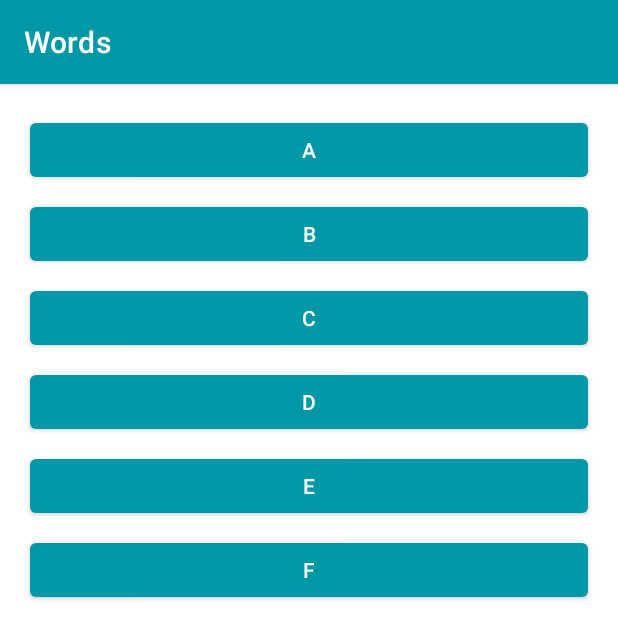
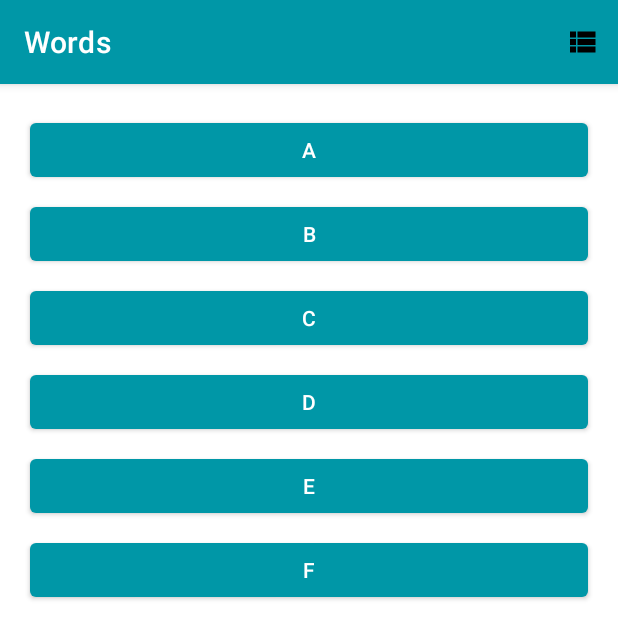
Before and after one commit to AdameLeNgolo/android-words, an Android app: the screen it shows after launch (MainActivity), on a phone screen of 412 x 824 dp, the top half of it. Run offline under Robolectric (Android 15) with nearby library versions, the phone set to English and light mode, and no system bars.

Commit message:
Implementation du bouton menu

```diff
--- a/app/src/main/java/com/example/wordsapp/LetterAdapter.kt
+++ b/app/src/main/java/com/example/wordsapp/LetterAdapter.kt
@@ -18,6 +18,7 @@ package com.example.wordsapp
 import android.content.Intent
 import android.os.Build
 import android.view.LayoutInflater
+import android.view.MenuItem
 import android.view.View
 import android.view.ViewGroup
 import android.view.accessibility.AccessibilityNodeInfo
@@ -33,6 +34,7 @@ class LetterAdapter :
 
     // Generates a [CharRange] from 'A' to 'Z' and converts it to a list
     private val list = ('A').rangeTo('Z').toList()
+
 
     /**
      * Provides a reference for the views needed to display items in your list.
--- a/app/src/main/java/com/example/wordsapp/MainActivity.kt
+++ b/app/src/main/java/com/example/wordsapp/MainActivity.kt
@@ -16,7 +16,11 @@
 package com.example.wordsapp
 
 import android.os.Bundle
+import android.view.Menu
+import android.view.MenuItem
 import androidx.appcompat.app.AppCompatActivity
+import androidx.core.content.ContextCompat
+import androidx.recyclerview.widget.GridLayoutManager
 import androidx.recyclerview.widget.LinearLayoutManager
 import androidx.recyclerview.widget.RecyclerView
 import com.example.wordsapp.databinding.ActivityMainBinding
@@ -26,6 +30,48 @@ import com.example.wordsapp.databinding.ActivityMainBinding
  */
 class MainActivity : AppCompatActivity() {
     private lateinit var recyclerView: RecyclerView
+    private var isLinearLayoutManager = true
+
+    private fun chooseLayout(){
+        if(isLinearLayoutManager){
+            recyclerView.layoutManager = LinearLayoutManager(this)
+        }else{
+            recyclerView.layoutManager = GridLayoutManager(this,4)
+        }
+
+        recyclerView.adapter = LetterAdapter()
+    }
+
+    private fun setIcon(menuItem: MenuItem?){
+        if(menuItem == null)
+            return
+
+        menuItem.icon =
+            if (isLinearLayoutManager)
+                ContextCompat.getDrawable(this,R.drawable.ic_linear_layout)
+            else ContextCompat.getDrawable(this,R.drawable.ic_grid_layout)
+    }
+
+    override fun onCreateOptionsMenu(menu: Menu?): Boolean {
+        menuInflater.inflate(R.menu.layout_menu,menu)
+
+        val layoutButton = menu?.findItem(R.id.action_switch_layout)
+        setIcon(layoutButton)
+
+        return true
+    }
+
+    override fun onOptionsItemSelected(item: MenuItem): Boolean {
+        return when(item.itemId){
+            R.id.action_switch_layout ->{
+                isLinearLayoutManager = !isLinearLayoutManager
+                chooseLayout()
+                setIcon(item)
+                return true
+            }
+            else -> super.onOptionsItemSelected(item)
+        }
+    }
 
     override fun onCreate(savedInstanceState: Bundle?) {
         super.onCreate(savedInstanceState)
@@ -35,8 +81,9 @@ class MainActivity : AppCompatActivity() {
 
         recyclerView = binding.recyclerView
         // Sets the LinearLayoutManager of the recyclerview
-        recyclerView.layoutManager = LinearLayoutManager(this)
-        recyclerView.adapter = LetterAdapter()
+//        recyclerView.layoutManager = LinearLayoutManager(this)
+//        recyclerView.adapter = LetterAdapter()
+        chooseLayout()
     }
 
 }
--- /dev/null
+++ b/app/src/main/res/drawable/ic_grid_layout.xml
@@ -0,0 +1,5 @@
+<vector android:height="24dp" android:tint="#000000"
+    android:viewportHeight="24" android:viewportWidth="24"
+    android:width="24dp" xmlns:android="http://schemas.android.com/apk/res/android">
+    <path android:fillColor="@android:color/white" android:pathData="M4,11h5L9,5L4,5v6zM4,18h5v-6L4,12v6zM10,18h5v-6h-5v6zM16,18h5v-6h-5v6zM10,11h5L15,5h-5v6zM16,5v6h5L21,5h-5z"/>
+</vector>
--- /dev/null
+++ b/app/src/main/res/drawable/ic_linear_layout.xml
@@ -0,0 +1,5 @@
+<vector android:height="24dp" android:tint="#000000"
+    android:viewportHeight="24" android:viewportWidth="24"
+    android:width="24dp" xmlns:android="http://schemas.android.com/apk/res/android">
+    <path android:fillColor="@android:color/white" android:pathData="M4,14h4v-4L4,10v4zM4,19h4v-4L4,15v4zM4,9h4L8,5L4,5v4zM9,14h12v-4L9,10v4zM9,19h12v-4L9,15v4zM9,5v4h12L21,5L9,5z"/>
+</vector>
--- /dev/null
+++ b/app/src/main/res/menu/layout_menu.xml
@@ -0,0 +1,9 @@
+<?xml version="1.0" encoding="utf-8"?>
+<menu xmlns:android="http://schemas.android.com/apk/res/android"
+    xmlns:app="http://schemas.android.com/apk/res-auto" >
+    <item
+        android:id="@+id/action_switch_layout"
+        android:title="@string/action_switch_layout"
+        android:icon="@drawable/ic_linear_layout"
+        app:showAsAction="always"/>
+</menu>
```
